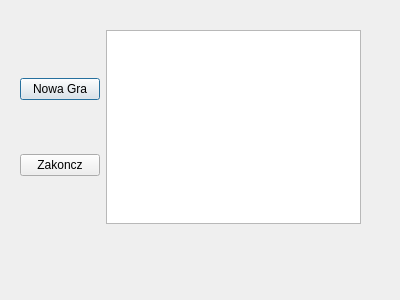
The window that TetrisProjekt/menu.ui (KacperRygal/Tetris_Rygal_Wozniak) describes before a commit, drawn with Qt 5.
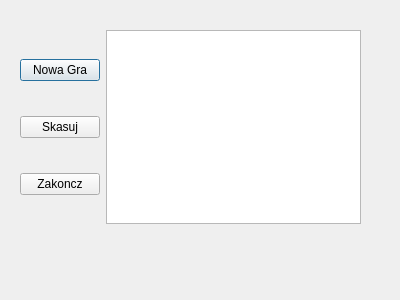
The same window after the commit.

What changed in the file:
```diff
--- a/TetrisProjekt/menu.ui
+++ b/TetrisProjekt/menu.ui
@@ -35,6 +35,13 @@
         </property>
        </widget>
       </item>
+      <item>
+       <widget class="QPushButton" name="SkasujBtn">
+        <property name="text">
+         <string>Skasuj</string>
+        </property>
+       </widget>
+      </item>
       <item>
        <widget class="QPushButton" name="ZakonczBtn">
         <property name="text">
```
